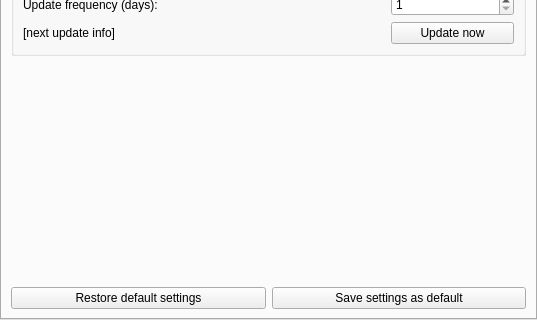
Old version of the form plugins/Novae/src/gui/novaeDialog.ui in the repository 519984307/stellarium_src; both pictures show x 0 to 537 and y 145 to 465 of the 537 by 465 pixel window.
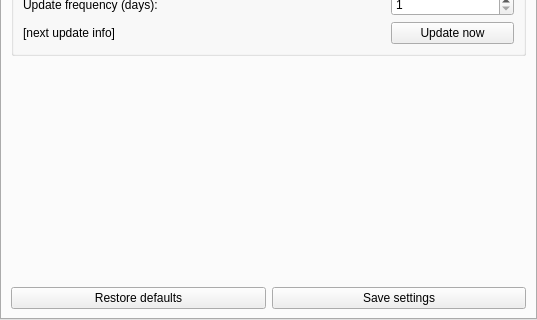
New version of the form. Custom widgets are drawn as their Qt base class.

```diff
--- a/plugins/Novae/src/gui/novaeDialog.ui
+++ b/plugins/Novae/src/gui/novaeDialog.ui
@@ -253,7 +253,7 @@
             </sizepolicy>
            </property>
            <property name="text">
-            <string>Restore default settings</string>
+            <string>Restore defaults</string>
            </property>
           </widget>
          </item>
@@ -266,7 +266,7 @@
             </sizepolicy>
            </property>
            <property name="text">
-            <string>Save settings as default</string>
+            <string>Save settings</string>
            </property>
           </widget>
          </item>
```
Left out of the diff: 11 changed lines with no effect on the pictures.
